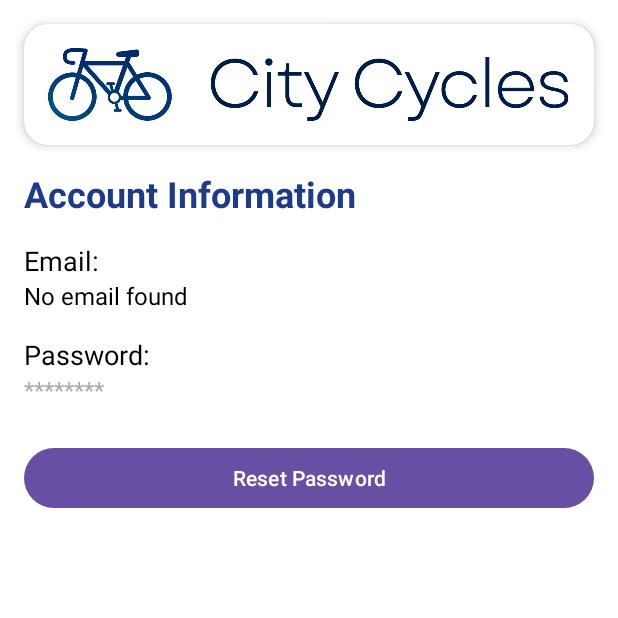
After one commit to yashbim/City-Cycle-App, an Android app: the AccountActivity screen opened directly, with no data from a screen before it, on a phone screen of 412 x 824 dp, the top half of it. The commit adds this screen. Run offline under Robolectric (Android 15) with nearby library versions, the phone set to English and light mode, and no system bars.

Commit message:
Added account information page

```diff
--- a/app/src/main/AndroidManifest.xml
+++ b/app/src/main/AndroidManifest.xml
@@ -13,6 +13,12 @@
         android:supportsRtl="true"
         android:theme="@style/Theme.CityCycleApp"
         tools:targetApi="31">
+        <activity
+            android:name=".ResetPassword"
+            android:exported="false" />
+        <activity
+            android:name=".AccountActivity"
+            android:exported="false" />
         <activity
             android:name=".PromotionsActivity"
             android:exported="false" />
--- /dev/null
+++ b/app/src/main/java/com/example/city_cycle_app/AccountActivity.kt
@@ -0,0 +1,21 @@
+package com.example.city_cycle_app
+
+import androidx.appcompat.app.AppCompatActivity
+import android.os.Bundle
+import android.widget.TextView
+import androidx.core.content.edit
+
+class AccountActivity : AppCompatActivity() {
+    override fun onCreate(savedInstanceState: Bundle?) {
+        super.onCreate(savedInstanceState)
+        setContentView(R.layout.activity_account)
+
+        // Retrieve the logged-in email from SharedPreferences
+        val sharedPreferences = getSharedPreferences("UserSession", MODE_PRIVATE)
+        val savedEmail = sharedPreferences.getString("user_email", "No email found")
+
+        // Update the TextView with the email
+        val emailTextView = findViewById<TextView>(R.id.emailText)
+        emailTextView.text = savedEmail
+    }
+}
--- a/app/src/main/java/com/example/city_cycle_app/LandingPage.kt
+++ b/app/src/main/java/com/example/city_cycle_app/LandingPage.kt
@@ -60,5 +60,12 @@ class LandingPage : AppCompatActivity(){
             val intent_to_book_bikes = Intent(this, PromotionsActivity::class.java)
             startActivity(intent_to_book_bikes)
         }
+
+        val account_button : LinearLayout = findViewById(R.id.account_button)
+        account_button.setOnClickListener{
+
+            val intent_to_book_bikes = Intent(this, AccountActivity::class.java)
+            startActivity(intent_to_book_bikes)
+        }
     }
 }
--- /dev/null
+++ b/app/src/main/java/com/example/city_cycle_app/ResetPassword.kt
@@ -0,0 +1,11 @@
+package com.example.city_cycle_app
+
+import androidx.appcompat.app.AppCompatActivity
+import android.os.Bundle
+
+class ResetPassword : AppCompatActivity() {
+    override fun onCreate(savedInstanceState: Bundle?) {
+        super.onCreate(savedInstanceState)
+        setContentView(R.layout.activity_reset_password)
+    }
+}
--- /dev/null
+++ b/app/src/main/res/layout/activity_account.xml
@@ -0,0 +1,106 @@
+<?xml version="1.0" encoding="utf-8"?>
+<androidx.constraintlayout.widget.ConstraintLayout
+    xmlns:android="http://schemas.android.com/apk/res/android"
+    xmlns:app="http://schemas.android.com/apk/res-auto"
+    xmlns:tools="http://schemas.android.com/tools"
+    android:layout_width="match_parent"
+    android:layout_height="match_parent"
+    tools:context=".AccountActivity">
+
+    <!-- Top app bar with logo -->
+    <androidx.cardview.widget.CardView
+        android:id="@+id/headerCard"
+        android:layout_width="match_parent"
+        android:layout_height="wrap_content"
+        android:layout_marginHorizontal="16dp"
+        android:layout_marginTop="16dp"
+        app:cardCornerRadius="16dp"
+        app:cardElevation="4dp"
+        app:layout_constraintStart_toStartOf="parent"
+        app:layout_constraintEnd_toEndOf="parent"
+        app:layout_constraintTop_toTopOf="parent">
+
+        <LinearLayout
+            android:layout_width="match_parent"
+            android:layout_height="wrap_content"
+            android:orientation="horizontal"
+            android:padding="16dp">
+
+            <ImageView
+                android:id="@+id/logoImageView"
+                android:layout_width="wrap_content"
+                android:layout_height="wrap_content"
+                android:layout_weight="1"
+                android:adjustViewBounds="true"
+                android:scaleType="fitStart"
+                app:srcCompat="@drawable/logohorizontal_large" />
+        </LinearLayout>
+    </androidx.cardview.widget.CardView>
+
+    <!-- Account Information Title -->
+    <TextView
+        android:id="@+id/accountTitle"
+        android:layout_width="match_parent"
+        android:layout_height="wrap_content"
+        android:layout_marginHorizontal="16dp"
+        android:layout_marginTop="16dp"
+        android:text="Account Information"
+        android:textColor="#1E3A8A"
+        android:textSize="24sp"
+        android:textStyle="bold"
+        app:layout_constraintTop_toBottomOf="@id/headerCard" />
+
+    <!-- User Email -->
+    <TextView
+        android:id="@+id/emailLabel"
+        android:layout_width="match_parent"
+        android:layout_height="wrap_content"
+        android:layout_marginHorizontal="16dp"
+        android:layout_marginTop="16dp"
+        android:text="Email:"
+        android:textColor="@android:color/black"
+        android:textSize="18sp"
+        app:layout_constraintTop_toBottomOf="@id/accountTitle" />
+
+    <TextView
+        android:id="@+id/emailText"
+        android:layout_width="match_parent"
+        android:layout_height="wrap_content"
+        android:layout_marginHorizontal="16dp"
+        android:textColor="@android:color/black"
+        android:textSize="16sp"
+        app:layout_constraintTop_toBottomOf="@id/emailLabel" />
+
+    <!-- User Password -->
+    <TextView
+        android:id="@+id/passwordLabel"
+        android:layout_width="match_parent"
+        android:layout_height="wrap_content"
+        android:layout_marginHorizontal="16dp"
+        android:layout_marginTop="16dp"
+        android:text="Password:"
+        android:textColor="@android:color/black"
+        android:textSize="18sp"
+        app:layout_constraintTop_toBottomOf="@id/emailText" />
+
+    <TextView
+        android:id="@+id/passwordText"
+        android:layout_width="match_parent"
+        android:layout_height="wrap_content"
+        android:layout_marginHorizontal="16dp"
+        android:text="********"
+    android:textColor="@android:color/darker_gray"
+    android:textSize="16sp"
+    app:layout_constraintTop_toBottomOf="@id/passwordLabel" />
+
+    <!-- Reset Password Section -->
+    <Button
+        android:id="@+id/resetPasswordBtn"
+        android:layout_width="match_parent"
+        android:layout_height="wrap_content"
+        android:layout_marginHorizontal="16dp"
+        android:layout_marginTop="24dp"
+        android:text="Reset Password"
+        android:textAllCaps="false"
+        app:layout_constraintTop_toBottomOf="@id/passwordText" />
+</androidx.constraintlayout.widget.ConstraintLayout>
--- a/app/src/main/res/layout/activity_landing_page.xml
+++ b/app/src/main/res/layout/activity_landing_page.xml
@@ -263,6 +263,7 @@
             app:layout_constraintTop_toBottomOf="@+id/promotionsCard">
 
             <LinearLayout
+                android:id="@+id/account_button"
                 android:layout_width="match_parent"
                 android:layout_height="wrap_content"
                 android:background="@color/bg_blue"
--- /dev/null
+++ b/app/src/main/res/layout/activity_reset_password.xml
@@ -0,0 +1,9 @@
+<?xml version="1.0" encoding="utf-8"?>
+<androidx.constraintlayout.widget.ConstraintLayout xmlns:android="http://schemas.android.com/apk/res/android"
+    xmlns:app="http://schemas.android.com/apk/res-auto"
+    xmlns:tools="http://schemas.android.com/tools"
+    android:layout_width="match_parent"
+    android:layout_height="match_parent"
+    tools:context=".ResetPassword">
+
+</androidx.constraintlayout.widget.ConstraintLayout>
```
